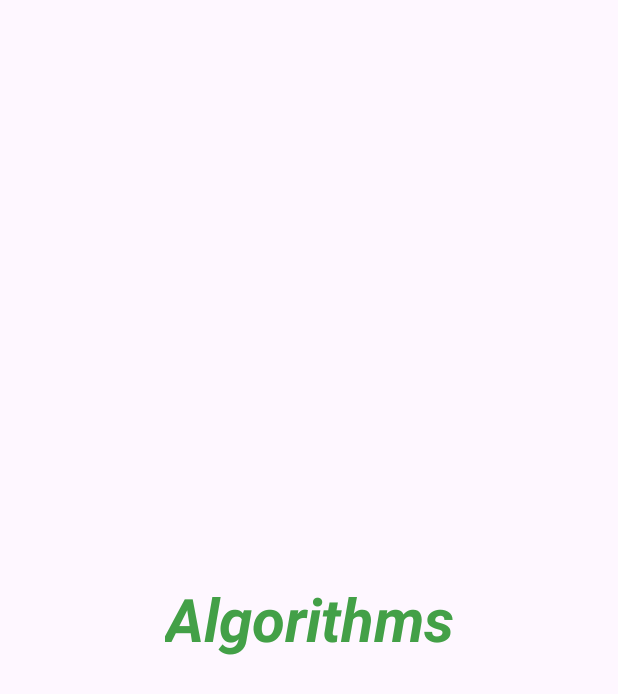
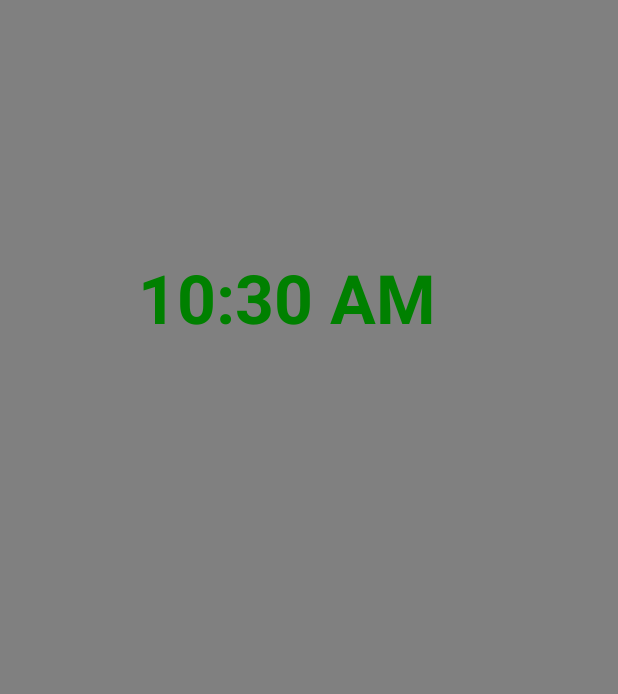
Before and after one commit to NaimulIslam6149/NaimulIslamLab7, an Android app: the layout fragment_third.xml on its own in the app's theme, with its tools: preview values and no code run, on a phone screen of 412 x 824 dp. Shown: the top 694 px of the screen. Run offline under Robolectric (Android 15) with nearby library versions, the phone set to English and light mode, and no system bars.

Commit message:
8th commit - added data passing in setting fragment

```diff
--- a/NaimulModule7/src/main/java/naimul/islam/n01586149lab7/FirstFragment.java
+++ b/NaimulModule7/src/main/java/naimul/islam/n01586149lab7/PersonFragment.java
@@ -8,7 +8,7 @@ import android.widget.ArrayAdapter;
 import android.widget.ListView;
 import androidx.fragment.app.Fragment;
 
-public class FirstFragment extends Fragment {
+public class PersonFragment extends Fragment {
     ListView listView;
     String[] provinces;
 
--- a/NaimulModule7/src/main/res/layout/fragment_third.xml
+++ b/NaimulModule7/src/main/res/layout/fragment_third.xml
@@ -1,23 +1,46 @@
 <?xml version="1.0" encoding="utf-8"?>
-<androidx.constraintlayout.widget.ConstraintLayout
-    xmlns:android="http://schemas.android.com/apk/res/android"
+<androidx.constraintlayout.widget.ConstraintLayout xmlns:android="http://schemas.android.com/apk/res/android"
     xmlns:app="http://schemas.android.com/apk/res-auto"
     xmlns:tools="http://schemas.android.com/tools"
+    android:id="@+id/DhaSettingsFrag"
+    android:background="@color/gray"
     android:layout_width="match_parent"
     android:layout_height="match_parent"
     tools:context=".IslamActivity7">
 
-    <TextView
-        android:id="@+id/thirdFragment"
+    <TextClock
+        android:id="@+id/NaiTextClock"
         android:layout_width="wrap_content"
         android:layout_height="wrap_content"
-        android:text="Algorithms"
-        android:textColor="#43a047"
-        android:textSize="40sp"
-        android:textStyle="italic|bold"
+        android:layout_marginStart="92dp"
+        android:layout_marginTop="168dp"
+        android:textColor="@color/green"
+        android:textSize="45sp"
+        android:textStyle="bold"
+        app:layout_constraintStart_toStartOf="parent"
+        app:layout_constraintTop_toTopOf="parent" />
+
+    <TextView
+        android:id="@+id/NaiProvinceTextView"
+        android:layout_width="wrap_content"
+        android:layout_height="wrap_content"
+        android:text=""
+        android:textSize="20sp"
         app:layout_constraintBottom_toBottomOf="parent"
         app:layout_constraintEnd_toEndOf="parent"
-        app:layout_constraintHorizontal_bias="0.5"
+        app:layout_constraintHorizontal_bias="0.467"
+        app:layout_constraintStart_toStartOf="parent"
+        app:layout_constraintTop_toTopOf="parent" />
+
+    <TextView
+        android:id="@+id/NaiIndexTextView"
+        android:layout_width="wrap_content"
+        android:layout_height="wrap_content"
+        android:layout_marginStart="140dp"
+        android:layout_marginTop="488dp"
+        android:text=""
+        android:textSize="30sp"
+        android:textStyle="bold"
         app:layout_constraintStart_toStartOf="parent"
         app:layout_constraintTop_toTopOf="parent" />
 
--- a/NaimulModule7/src/main/res/values/colors.xml
+++ b/NaimulModule7/src/main/res/values/colors.xml
@@ -5,4 +5,6 @@
     <color name="lightyellow">#FFFFED</color>
     <color name="selected_color">#FFCC00</color>
     <color name="light_green">#90EE90</color>
+    <color name="green">#008000</color>
+    <color name="gray">#808080</color>
 </resources>
```
Also changed, not shown: NaimulModule7/src/main/java/naimul/islam/n01586149lab7/HomeFragment.java (renamed from NaimulModule7/src/main/java/naimul/islam/n01586149lab7/SecondFragment.java, +4 -8 lines), NaimulModule7/src/main/java/naimul/islam/n01586149lab7/IslamActivity7.java (+3 -11 lines), NaimulModule7/src/main/java/naimul/islam/n01586149lab7/SettingsFragment.java (added, +51 -0 lines), NaimulModule7/src/main/java/naimul/islam/n01586149lab7/ThirdFragment.java (deleted, +0 -82 lines).
